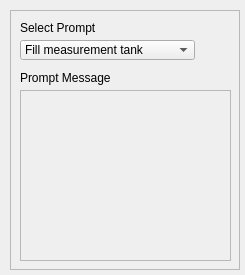
Before: the Qt Designer form Widget_Library/widget_prompt_user_for_action.ui in 8foldrepo/RF_Balance_Profound, drawn with Qt 5.
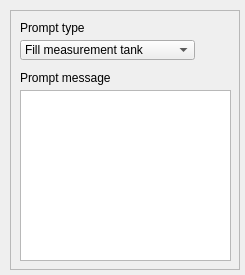
After: the same form once the commit is applied.

Commit message: Fixed script editor bug and implemented user prompt

The edit to the form file:
```diff
--- a/Widget_Library/widget_prompt_user_for_action.ui
+++ b/Widget_Library/widget_prompt_user_for_action.ui
@@ -44,7 +44,7 @@
      </rect>
     </property>
     <property name="text">
-     <string>Select Prompt</string>
+     <string>Prompt type</string>
     </property>
    </widget>
    <widget class="QComboBox" name="prompt_field">
@@ -102,12 +102,12 @@
      </rect>
     </property>
     <property name="text">
-     <string>Prompt Message</string>
+     <string>Prompt message</string>
     </property>
    </widget>
-   <widget class="QTextEdit" name="prompt_message_box">
+   <widget class="QTextEdit" name="prompt_message_field">
     <property name="enabled">
-     <bool>false</bool>
+     <bool>true</bool>
     </property>
     <property name="geometry">
      <rect>
```
The commit also changes 20 other files.
